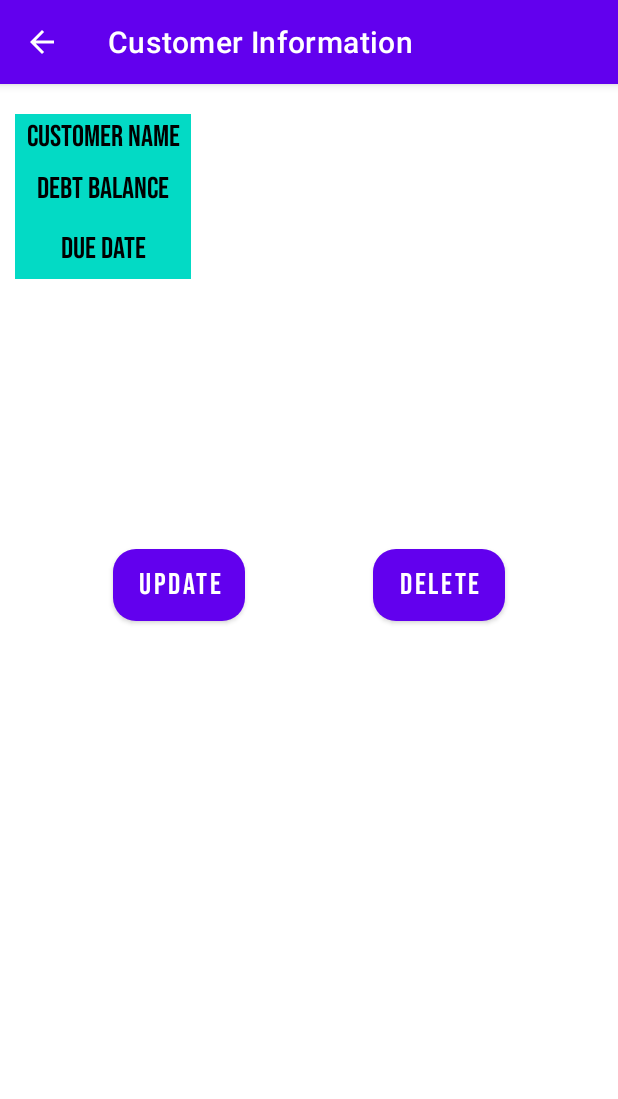
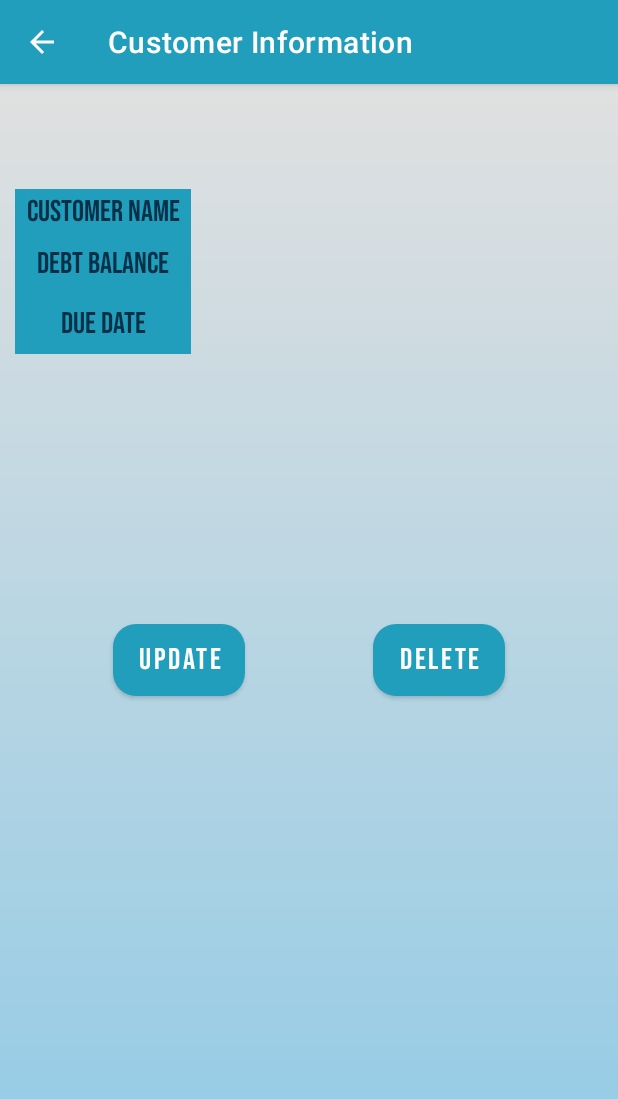
Before and after one commit to Giwithx/Debtabase, an Android app: the CustomerDetailsActivity screen opened directly, with no data from a screen before it, on a phone screen of 412 x 824 dp. Shown: the top 1099 px of the screen. Run offline under Robolectric (Android 15) with nearby library versions, the phone set to English and light mode, and no system bars; our stand-ins replace Firebase (no records; nobody signed in at launch, a user with empty details on screens opened directly).

Commit message:
Modified the design of the App

```diff
--- /dev/null
+++ b/app/src/main/res/drawable/bg_gradient.xml
@@ -0,0 +1,9 @@
+<?xml version="1.0" encoding="utf-8"?>
+<shape xmlns:android="http://schemas.android.com/apk/res/android"
+    android:shape="rectangle">
+    <gradient
+        android:angle="90"
+        android:startColor="#8ecae6"
+        android:endColor="#E0E0E0"
+        android:type="linear"/>
+</shape>
--- a/app/src/main/res/layout/activity_customer_details.xml
+++ b/app/src/main/res/layout/activity_customer_details.xml
@@ -4,7 +4,8 @@
     xmlns:tools="http://schemas.android.com/tools"
     android:layout_width="match_parent"
     android:layout_height="match_parent"
-    tools:context=".activities.CustomerDetailsActivity">
+    tools:context=".activities.CustomerDetailsActivity"
+    android:background="@drawable/bg_gradient">
 
     <Button
         android:id="@+id/btnUpdate"
@@ -41,10 +42,11 @@
         android:id="@+id/linearLayout"
         android:layout_width="match_parent"
         android:layout_height="wrap_content"
+        android:layout_marginTop="50dp"
+        android:orientation="vertical"
+        app:layout_constraintEnd_toEndOf="parent"
         app:layout_constraintStart_toStartOf="parent"
-        app:layout_constraintTop_toTopOf="parent"
-        app:layout_constraintEnd_toEndOf="parent"
-        android:orientation="vertical">
+        app:layout_constraintTop_toTopOf="parent">
 
 
         <LinearLayout
@@ -63,7 +65,7 @@
                 android:layout_width="0dp"
                 android:layout_height="match_parent"
                 android:layout_weight="0.6"
-                android:background="@color/teal_200">
+                android:background="@color/colorPrimary">
 
                 <TextView
                     android:layout_width="match_parent"
@@ -72,7 +74,7 @@
                     android:fontFamily="@font/bebas_neue"
                     android:gravity="center"
                     android:text="Customer Name"
-                    android:textColor="@color/black"
+                    android:textColor="@color/colorPrimaryDark"
                     android:textSize="20sp" />
 
             </LinearLayout>
@@ -90,7 +92,7 @@
                     android:gravity="center"
                     android:text=""
                     android:textColor="@color/black"
-                    android:textSize="15sp"
+                    android:textSize="20sp"
 
                     />
 
@@ -113,7 +115,7 @@
                 android:layout_width="0dp"
                 android:layout_height="match_parent"
                 android:layout_weight="0.6"
-                android:background="@color/teal_200">
+                android:background="@color/colorPrimary">
 
                 <TextView
                     android:layout_width="match_parent"
@@ -122,7 +124,7 @@
                     android:fontFamily="@font/bebas_neue"
                     android:gravity="center"
                     android:text="Debt Balance"
-                    android:textColor="@color/black"
+                    android:textColor="@color/colorPrimaryDark"
                     android:textSize="20sp" />
 
             </LinearLayout>
@@ -140,7 +142,7 @@
                     android:gravity="center"
                     android:text=""
                     android:textColor="@color/black"
-                    android:textSize="15sp"
+                    android:textSize="20sp"
 
                     />
 
@@ -164,7 +166,7 @@
                 android:layout_width="0dp"
                 android:layout_height="match_parent"
                 android:layout_weight="0.6"
-                android:background="@color/teal_200">
+                android:background="@color/colorPrimary">
 
                 <TextView
                     android:layout_width="match_parent"
@@ -173,7 +175,7 @@
                     android:fontFamily="@font/bebas_neue"
                     android:gravity="center"
                     android:text="Due Date"
-                    android:textColor="@color/black"
+                    android:textColor="@color/colorPrimaryDark"
 
 
                     android:textSize="20sp" />
@@ -193,7 +195,7 @@
                     android:gravity="center"
                     android:text=""
                     android:textColor="@color/black"
-                    android:textSize="15sp"
+                    android:textSize="20sp"
 
                     />
 
@@ -203,7 +205,6 @@
         </LinearLayout>
 
 
-
     </LinearLayout>
 
 </androidx.constraintlayout.widget.ConstraintLayout>
--- a/app/src/main/res/layout/activity_fetching.xml
+++ b/app/src/main/res/layout/activity_fetching.xml
@@ -4,7 +4,8 @@
     xmlns:tools="http://schemas.android.com/tools"
     android:layout_width="match_parent"
     android:layout_height="match_parent"
-    tools:context=".activities.FetchingActivity">
+    tools:context=".activities.FetchingActivity"
+    android:background="@drawable/bg_gradient">
 
     <androidx.recyclerview.widget.RecyclerView
         android:id="@+id/rvCus"
--- a/app/src/main/res/layout/activity_register.xml
+++ b/app/src/main/res/layout/activity_register.xml
@@ -4,7 +4,8 @@
     xmlns:app="http://schemas.android.com/apk/res-auto"
     android:layout_width="match_parent"
     android:layout_height="match_parent"
-    tools:context=".activities.Register">
+    tools:context=".activities.Register"
+    android:background="@drawable/bg_gradient">
 
         <TextView
             android:id="@+id/txtCustReg"
--- a/app/src/main/res/layout/fragment_about.xml
+++ b/app/src/main/res/layout/fragment_about.xml
@@ -7,6 +7,7 @@
 
     <androidx.constraintlayout.widget.ConstraintLayout
         android:id="@+id/aboutConstraint"
+        android:background="@drawable/bg_gradient"
         android:layout_width="match_parent"
         android:layout_height="match_parent">
 
--- a/app/src/main/res/layout/fragment_home.xml
+++ b/app/src/main/res/layout/fragment_home.xml
@@ -7,6 +7,7 @@
 
     <androidx.constraintlayout.widget.ConstraintLayout
         android:id="@+id/homeConstraint"
+        android:background="@drawable/bg_gradient"
         android:layout_width="match_parent"
         android:layout_height="match_parent">
 
--- a/app/src/main/res/menu/navdrawer_menu.xml
+++ b/app/src/main/res/menu/navdrawer_menu.xml
@@ -4,5 +4,6 @@
 
     <item
         android:id="@+id/aboutFragment2"
+        android:icon="@android:drawable/ic_dialog_info"
         android:title="About" />
 </menu>
--- a/app/src/main/res/menu/option_menu.xml
+++ b/app/src/main/res/menu/option_menu.xml
@@ -4,5 +4,6 @@
 
     <item
         android:id="@+id/aboutFragment2"
+        android:icon="@android:drawable/ic_dialog_info"
         android:title="About" />
 </menu>
--- a/app/src/main/res/values-night/themes.xml
+++ b/app/src/main/res/values-night/themes.xml
@@ -1,16 +1,24 @@
 <resources xmlns:tools="http://schemas.android.com/tools">
     <!-- Base application theme. -->
+<!--    <style name="Theme.Debtabase" parent="Theme.MaterialComponents.DayNight.DarkActionBar">-->
+<!--        &lt;!&ndash; Primary brand color. &ndash;&gt;-->
+<!--        <item name="colorPrimary">@color/purple_200</item>-->
+<!--        <item name="colorPrimaryVariant">@color/purple_700</item>-->
+<!--        <item name="colorOnPrimary">@color/black</item>-->
+<!--        &lt;!&ndash; Secondary brand color. &ndash;&gt;-->
+<!--        <item name="colorSecondary">@color/teal_200</item>-->
+<!--        <item name="colorSecondaryVariant">@color/teal_200</item>-->
+<!--        <item name="colorOnSecondary">@color/black</item>-->
+<!--        &lt;!&ndash; Status bar color. &ndash;&gt;-->
+<!--        <item name="android:statusBarColor" tools:targetApi="l">?attr/colorPrimaryVariant</item>-->
+<!--        &lt;!&ndash; Customize your theme here. &ndash;&gt;-->
+<!--    </style>-->
+
     <style name="Theme.Debtabase" parent="Theme.MaterialComponents.DayNight.DarkActionBar">
-        <!-- Primary brand color. -->
-        <item name="colorPrimary">@color/purple_200</item>
-        <item name="colorPrimaryVariant">@color/purple_700</item>
-        <item name="colorOnPrimary">@color/black</item>
-        <!-- Secondary brand color. -->
-        <item name="colorSecondary">@color/teal_200</item>
-        <item name="colorSecondaryVariant">@color/teal_200</item>
-        <item name="colorOnSecondary">@color/black</item>
-        <!-- Status bar color. -->
-        <item name="android:statusBarColor" tools:targetApi="l">?attr/colorPrimaryVariant</item>
         <!-- Customize your theme here. -->
+        <item name="colorPrimary">@color/colorPrimary</item>
+        <item name="colorPrimaryDark">@color/colorPrimaryDark</item>
+        <item name="colorAccent">@color/colorAccent</item>
+        <item name="android:textColorPrimary">@color/textColorPrimary</item>
     </style>
 </resources>
--- a/app/src/main/res/values/colors.xml
+++ b/app/src/main/res/values/colors.xml
@@ -7,4 +7,12 @@
     <color name="teal_700">#FF018786</color>
     <color name="black">#FF000000</color>
     <color name="white">#FFFFFFFF</color>
+
+    <color name="colorPrimary">#219ebc</color>
+    <color name="colorPrimaryDark">#023047</color>
+    <color name="colorAccent">@color/textColorPrimary</color>
+    <color name="textColorPrimary">#023047</color>
+    <color name="toolbarIconColor">@color/colorPrimary</color>
+    <color name="textInputOutlineColor">@color/colorPrimaryDark</color>
+    <color name="navheader">@color/colorPrimary</color>
 </resources>
--- a/app/src/main/res/values/themes.xml
+++ b/app/src/main/res/values/themes.xml
@@ -1,16 +1,24 @@
 <resources xmlns:tools="http://schemas.android.com/tools">
     <!-- Base application theme. -->
+<!--    <style name="Theme.Debtabase" parent="Theme.MaterialComponents.DayNight.DarkActionBar">-->
+<!--        &lt;!&ndash; Primary brand color. &ndash;&gt;-->
+<!--        <item name="colorPrimary">@color/purple_500</item>-->
+<!--        <item name="colorPrimaryVariant">@color/purple_700</item>-->
+<!--        <item name="colorOnPrimary">@color/white</item>-->
+<!--        &lt;!&ndash; Secondary brand color. &ndash;&gt;-->
+<!--        <item name="colorSecondary">@color/teal_200</item>-->
+<!--        <item name="colorSecondaryVariant">@color/teal_700</item>-->
+<!--        <item name="colorOnSecondary">@color/black</item>-->
+<!--        &lt;!&ndash; Status bar color. &ndash;&gt;-->
+<!--        <item name="android:statusBarColor" tools:targetApi="l">?attr/colorPrimaryVariant</item>-->
+<!--        &lt;!&ndash; Customize your theme here. &ndash;&gt;-->
+<!--    </style>-->
+
     <style name="Theme.Debtabase" parent="Theme.MaterialComponents.DayNight.DarkActionBar">
-        <!-- Primary brand color. -->
-        <item name="colorPrimary">@color/purple_500</item>
-        <item name="colorPrimaryVariant">@color/purple_700</item>
-        <item name="colorOnPrimary">@color/white</item>
-        <!-- Secondary brand color. -->
-        <item name="colorSecondary">@color/teal_200</item>
-        <item name="colorSecondaryVariant">@color/teal_700</item>
-        <item name="colorOnSecondary">@color/black</item>
-        <!-- Status bar color. -->
-        <item name="android:statusBarColor" tools:targetApi="l">?attr/colorPrimaryVariant</item>
         <!-- Customize your theme here. -->
+        <item name="colorPrimary">@color/colorPrimary</item>
+        <item name="colorPrimaryDark">@color/colorPrimaryDark</item>
+        <item name="colorAccent">@color/colorAccent</item>
+        <item name="android:textColorPrimary">@color/textColorPrimary</item>
     </style>
 </resources>
```
Also changed, not shown: app/src/main/res/layout/activity_debt.xml (+8 -7 lines), app/src/main/res/layout/activity_s_m_s.xml (+6 -6 lines), app/src/main/res/layout/fragment_welcome.xml (+14 -11 lines), app/src/main/res/layout/nav_header.xml (+6 -5 lines), app/src/main/res/drawable/d1_nav.png (added), app/src/main/res/drawable/d_logo.png (added).
